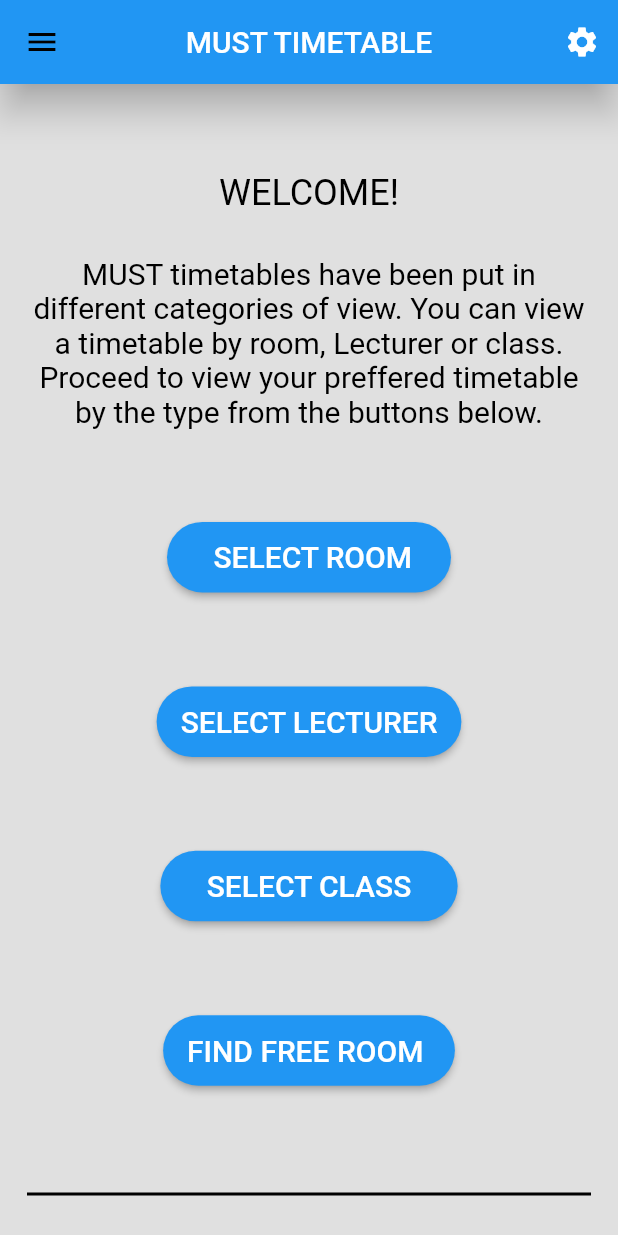
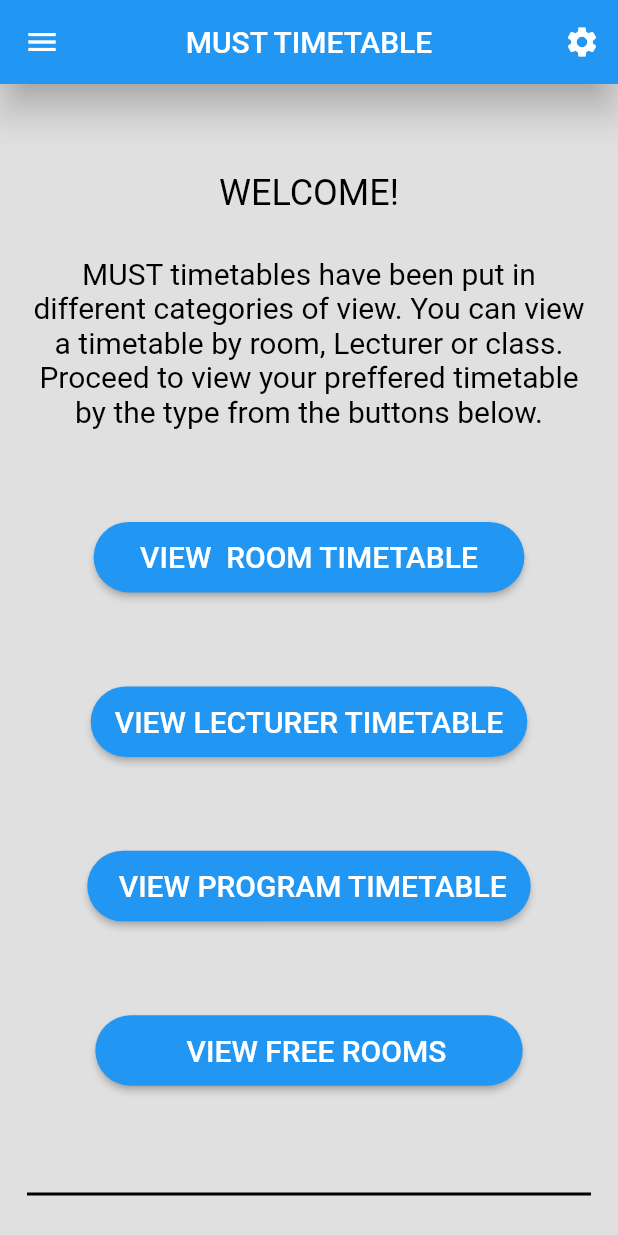
Before and after one commit to shadkasera/must_app, a Flutter app: the screen it shows after launch, on a phone screen of 412 x 824 dp. Run offline on Flutter 3.47's test engine with Material 2 defaults, Android fonts, the light colour scheme and no system bars.

Commit message:
modified buttons in home_screen.dart

```diff
--- a/lib/home_screen.dart
+++ b/lib/home_screen.dart
@@ -10,14 +10,14 @@ class home_screen extends StatelessWidget {
       child: Scaffold(
           backgroundColor: Colors.grey[300],
           appBar: AppBar(
+            iconTheme: const IconThemeData(color: Colors.white),
             backgroundColor: Colors.blue,
             elevation: 10,
             actions: [
               IconButton(
                 icon: const Icon(Icons.settings),
-                color: Colors.white,
                 onPressed: () {
-                   Scaffold.of(context).openDrawer();// do something when the icon is pressed
+                  // do something when the icon is pressed
                 },
               ),
             ],
@@ -27,17 +27,81 @@ class home_screen extends StatelessWidget {
             ),
             centerTitle: true,
           ),
-          drawer: Drawer(
-            child: ListView(
-              children: const [
-                DrawerHeader(child: Text('header')),
-                ListTile(
-                  title: Text('item1'),
-                ),
-                ListTile(
-                  title: Text('item2'),
-                )
-              ],
+          drawer: SizedBox(
+            width: 200, // set a fixed width for the drawer
+            child: Drawer(
+              backgroundColor: Colors.grey,
+              child: ListView(
+                padding: EdgeInsets.zero,
+                children: [
+                  // ignore: avoid_unnecessary_containers
+                  SizedBox(
+                    height: 200,
+                    child: DrawerHeader(
+                      decoration: const BoxDecoration(
+                        color: Colors.blue,
+                      ),
+                      child: Column(
+                        mainAxisAlignment: MainAxisAlignment.center,
+                        // ignore: prefer_const_literals_to_create_immutables
+                        children: [
+                          const CircleAvatar(
+                            radius: 30,
+                            backgroundImage: AssetImage(
+                              'assets/images/must_logo.jpeg',
+                            ),
+                          ),
+                          // ignore: prefer_const_constructors
+                          SizedBox(height: 18),
+                          const Text(
+                            'MUST TIMETABLE',
+                            style: TextStyle(
+                              color: Colors.white,
+                              fontSize: 16,
+                            ),
+                          ),
+                        ],
+                      ),
+                    ),
+                  ),
+                  ListTile(
+                    title: const Text(
+                      'ROOMS',
+                      style: TextStyle(color: Colors.white),
+                    ),
+                    onTap: () {
+                      // code to handle item 1
+                    },
+                  ),
+                  ListTile(
+                    title: const Text(
+                      'LECTURERS',
+                      style: TextStyle(color: Colors.white),
+                    ),
+                    onTap: () {
+                      // code to handle item 2
+                    },
+                  ),
+                  ListTile(
+                    title: const Text(
+                      'ROOMS',
+                      style: TextStyle(color: Colors.white),
+                    ),
+                    onTap: () {
+                      // code to handle item 1
+                    },
+                  ),
+                  ListTile(
+                    title: const Text(
+                      'FREE ROOMS',
+                      style: TextStyle(color: Colors.white),
+                    ),
+                    onTap: () {
+                      // code to handle item 1
+                    },
+                  ),
+                ],
+              ),
             ),
           ),
           body: Padding(
@@ -81,7 +145,7 @@ class home_screen extends StatelessWidget {
                       child: const Padding(
                         padding: EdgeInsets.symmetric(vertical: 12.0),
                         child: Text(
-                          '   SELECT ROOM  ',
+                          '   VIEW  ROOM TIMETABLE   ',
                           style: TextStyle(
                             color: Colors.white,
                             fontSize: 20.0,
@@ -107,7 +171,7 @@ class home_screen extends StatelessWidget {
                       child: const Padding(
                         padding: EdgeInsets.symmetric(vertical: 12.0),
                         child: Text(
-                          'SELECT LECTURER',
+                          'VIEW LECTURER TIMETABLE',
                           style: TextStyle(
                             color: Colors.white,
                             fontSize: 20.0,
@@ -133,7 +197,7 @@ class home_screen extends StatelessWidget {
                       child: const Padding(
                         padding: EdgeInsets.symmetric(vertical: 12.0),
                         child: Text(
-                          '   SELECT CLASS   ',
+                          ' VIEW PROGRAM TIMETABLE',
                           style: TextStyle(
                             color: Colors.white,
                             fontSize: 20.0,
@@ -159,7 +223,7 @@ class home_screen extends StatelessWidget {
                       child: const Padding(
                         padding: EdgeInsets.symmetric(vertical: 12.0),
                         child: Text(
-                          'FIND FREE ROOM ',
+                          '         VIEW FREE ROOMS       ',
                           style: TextStyle(
                             color: Colors.white,
                             fontSize: 20.0,
--- a/pubspec.yaml
+++ b/pubspec.yaml
@@ -59,8 +59,8 @@ flutter:
   uses-material-design: true
 
   # To add assets to your application, add an assets section, like this:
-  # assets:
-  #   - images/a_dot_burr.jpeg
+  assets:
+    - assets/images/
   #   - images/a_dot_ham.jpeg
 
   # An image asset can refer to one or more resolution-specific "variants", see
```
